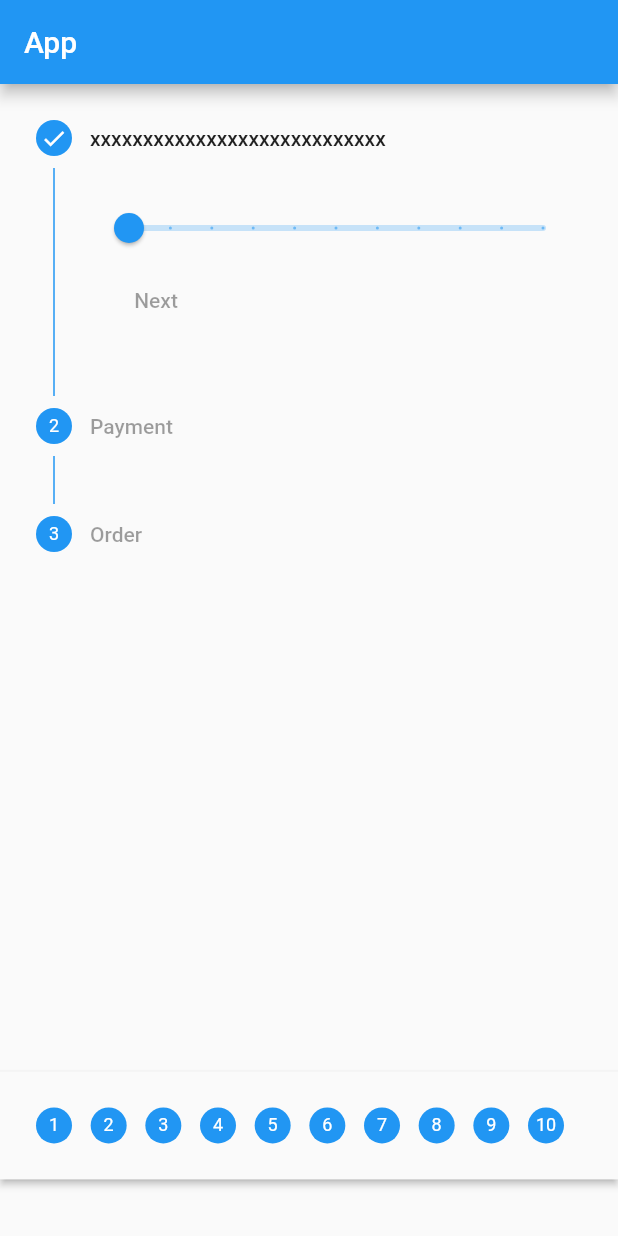
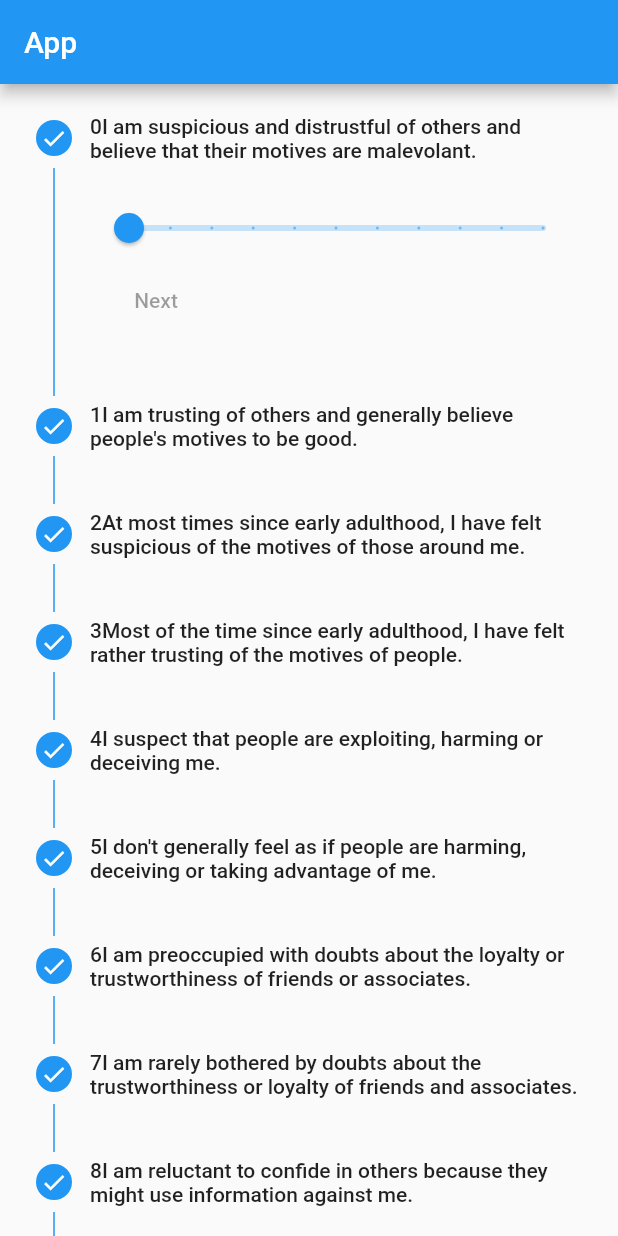
Before and after one commit to Elrashid/hack20, a Flutter app: the screen it shows after launch, on a phone screen of 412 x 824 dp. Run offline on Flutter 3.47's test engine with Material 2 defaults, Android fonts, the phone set to English and light mode, and no system bars.

Commit message:
parse the data in db.txt to QuestionsViewModel

```diff
--- a/lib/main.dart
+++ b/lib/main.dart
@@ -2,9 +2,19 @@ import 'package:flutter/foundation.dart';
 import 'package:flutter/material.dart';
 import 'package:flutter/rendering.dart';
 import 'package:flutter/services.dart';
+import 'package:provider/provider.dart';
 
 void main() {
-  runApp(MyApp());
+  runApp(
+    /// Providers are above [MyApp] instead of inside it, so that tests
+    /// can use [MyApp] while mocking the providers
+    MultiProvider(
+      providers: [
+        ChangeNotifierProvider(create: (_) => QuestionsViewModel()),
+      ],
+      child: MyApp(),
+    ),
+  );
 }
 
 class MyApp extends StatelessWidget {
@@ -37,15 +47,25 @@ class _home1State extends State<home1> {
       title: 'App',
       home: new Scaffold(
         appBar: new AppBar(title: new Text('App')),
-        body: Column(
-          children: <Widget>[
-            Expanded(flex: 6, child: MyHomePage()),
-            Expanded(child: MyHomePage3()),
-          ],
-        ),
+        body: MyHomePage(),
       ),
     );
   }
+  // @override
+  // Widget build(BuildContext context) {
+  //   return new MaterialApp(
+  //     title: 'App',
+  //     home: new Scaffold(
+  //       appBar: new AppBar(title: new Text('App')),
+  //       body: Column(
+  //         children: <Widget>[
+  //           Expanded(flex: 6, child: MyHomePage()),
+  //           // Expanded(child: MyHomePage3()),
+  //         ],
+  //       ),
+  //     ),
+  //   );
+  // }
 }
 
 class MyHomePage extends StatefulWidget {
@@ -60,7 +80,12 @@ class _MyHomePageState extends State<MyHomePage> {
 
   @override
   Widget build(BuildContext context) {
-    return new Stepper(
+    var questions = context.watch<QuestionsViewModel>().questions;
+    // List<Question> questions = prov.questions;
+    if (questions.length == 0) return Text("");
+
+    return Stepper(
+      physics: ClampingScrollPhysics(),
       type: StepperType.vertical,
       currentStep: _currentStep,
       onStepTapped: (int step) => setState(() => _currentStep = step),
@@ -77,13 +102,12 @@ class _MyHomePageState extends State<MyHomePage> {
       onStepCancel:
           _currentStep > 0 ? () => setState(() => _currentStep -= 1) : null,
       steps: <Step>[
-        new Step(
+        for (var question in questions)
+          Step(
             title: LimitedBox(
               maxWidth: MediaQuery.of(context).size.width - 100,
               child: new Text(
-              'xxxxxxxxxxxxxxxxxxxxxxxxxxxx',
-              // 'I hat their motives are malevolant.',
-              textWidthBasis: TextWidthBasis.longestLine,
+                question.index.toString() + question.questionTxt,
               ),
             ),
             content: Slider(
@@ -95,18 +119,6 @@ class _MyHomePageState extends State<MyHomePage> {
             ),
             isActive: _currentStep >= 0,
             state: _currentStep >= 0 ? StepState.complete : StepState.disabled,
-        ),
-        new Step(
-          title: new Text('Payment'),
-          content: new Text('This is the second step.'),
-          isActive: _currentStep >= 0,
-          state: _currentStep >= 1 ? StepState.complete : StepState.disabled,
-        ),
-        new Step(
-          title: new Text('Order'),
-          content: new Text('This is the third step.'),
-          isActive: _currentStep >= 0,
-          state: _currentStep >= 2 ? StepState.complete : StepState.disabled,
           ),
       ],
     );
@@ -312,28 +324,101 @@ class _MyStatefulWidgetState extends State<MyStatefulWidget> {
   }
 }
 
-/// Mix-in [DiagnosticableTreeMixin] to have access to [debugFillProperties] for the devtool
-class Counter with ChangeNotifier, DiagnosticableTreeMixin {
-  int _count = 0;
-  int get count => _count;
+// /// Mix-in [DiagnosticableTreeMixin] to have access to [debugFillProperties] for the devtool
+// class Counter with ChangeNotifier, DiagnosticableTreeMixin {
+//   int _count = 0;
+//   int get count => _count;
 
-  void increment() {
-    _count++;
-    notifyListeners();
+//   void increment() {
+//     _count++;
+//     notifyListeners();
+//   }
+
+//   /// Makes `Counter` readable inside the devtools by listing all of its properties
+//   @override
+//   void debugFillProperties(DiagnosticPropertiesBuilder properties) {
+//     super.debugFillProperties(properties);
+//     properties.add(IntProperty('count', count));
+//   }
+// }
+
+Future<List<String>> getdbLines() async {
+  return (await loadAssetdb()).split("\n").skip(1).toList();
 }
 
-  /// Makes `Counter` readable inside the devtools by listing all of its properties
-  @override
-  void debugFillProperties(DiagnosticPropertiesBuilder properties) {
-    super.debugFillProperties(properties);
-    properties.add(IntProperty('count', count));
+Future<String> loadAssetdb() async {
+  return await rootBundle.loadString('assets/db.txt');
+}
+
+class QuestionsViewModel with ChangeNotifier {
+  final questions = <Question>[];
+  QuestionsViewModel() {
+    refresh();
+    // getdbLines().then(
+    //   (dbLines) {
+    //     for (var index = 0; index < dbLines.length; index++) {
+    //       var dbLine = dbLines[index];
+    //       var elemets = dbLine.split("|");
+    //       var category = elemets[0];
+    //       var group = elemets[1];
+    //       var effect = elemets[2];
+    //       var questionText = elemets[3];
+    //       questions.add(Question(index, category, group, effect, questionText));
+    //     }
+    //     notifyListeners();
+
+    //     // dbLines.asMap().forEach(
+    //     //   (index, dbLine) {
+    //     //     var elemets = dbLine.split("|");
+    //     //     var category = elemets[0];
+    //     //     var group = elemets[1];
+    //     //     var effect = elemets[2];
+    //     //     var questionText = elemets[3];
+    //     //     var answer = "";
+    //     //     questions
+    //     //         .add(Question(index, category, group, effect, questionText));
+    //     //     // _addcontacts(Question(index, category, group, effect, questionText));
+    //     //   },
+    //     // );
+    //   },
+    // );
+  }
+
+  refresh() async {
+    var dbLines = await getdbLines();
+    for (var index = 0; index < dbLines.length; index++) {
+      var dbLine = dbLines[index];
+      var elemets = dbLine.split("|");
+      var category = elemets[0];
+      var group = elemets[1];
+      var effect = elemets[2];
+      var questionText = elemets[3];
+      questions.add(Question(index, category, group, effect, questionText));
+      notifyListeners();
     }
   }
 
+  void addcontacts(Question question) {
+    questions.add(question);
+    print(question);
+    notifyListeners();
+  }
+}
 
+class Question with ChangeNotifier {
+  final int index;
+  final String category;
+  final String group;
+  final String effect;
+  final String questionTxt;
+  bool isAnswered;
+  int answer;
+  Question(
+      this.index, this.category, this.group, this.effect, this.questionTxt);
 
-
-
-Future<String> loadAsset() async {
-  return await rootBundle.loadString('assets/db.txt');
+  void setAnswer(int answer) {
+    this.isAnswered = true;
+    this.answer = answer;
+    notifyListeners();
   }
+}
--- a/pubspec.yaml
+++ b/pubspec.yaml
@@ -29,6 +29,7 @@ dependencies:
   # Use with the CupertinoIcons class for iOS style icons.
   cupertino_icons: ^0.1.3
   provider: ^4.1.3
+  sticky_headers: "^0.1.8"
 
 dev_dependencies:
   flutter_test:
```
Also changed, not shown: assets/db.txt (line endings or trailing spaces), pubspec.lock. Lines whose indentation alone changed are shown as unchanged.
